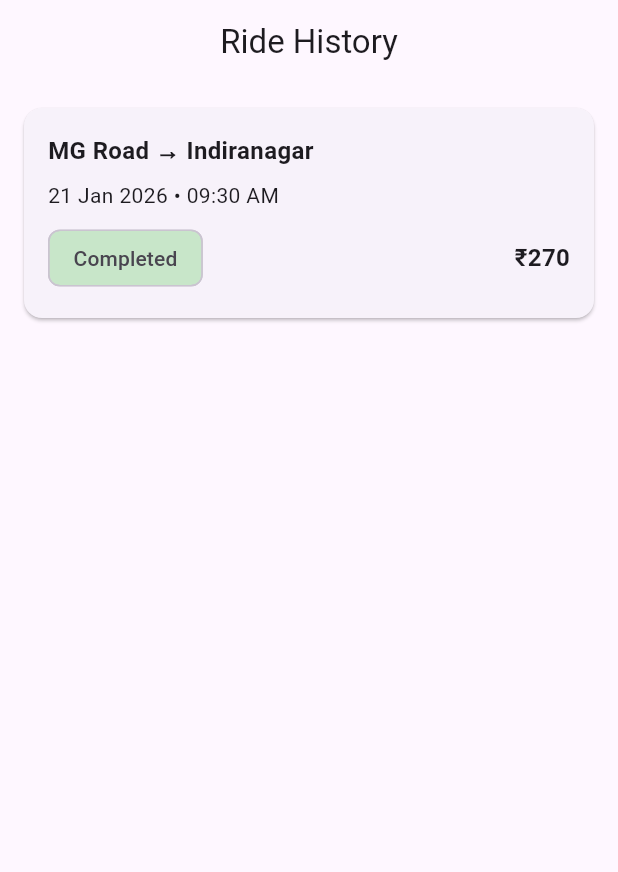
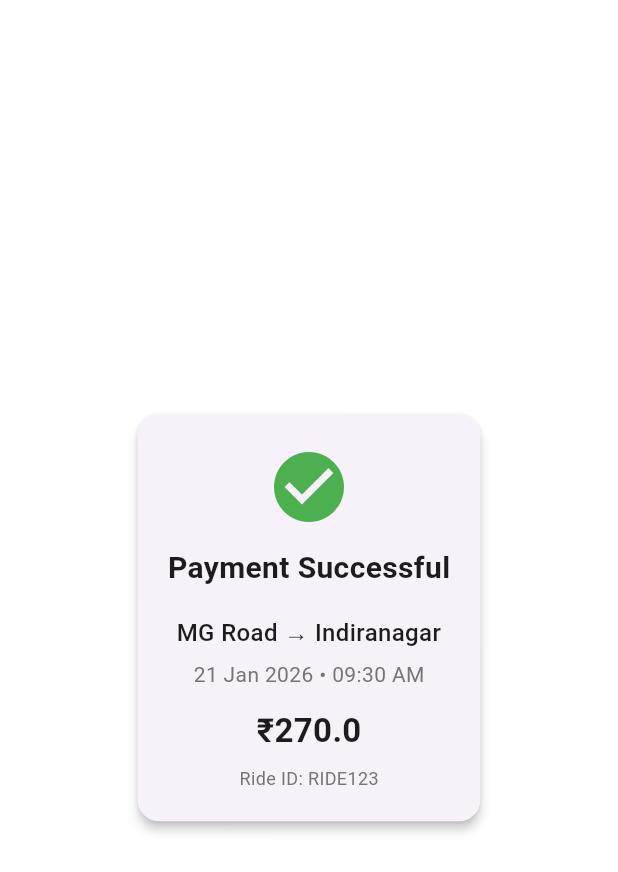
Before and after one commit to Chackopious/ride-history-ui, a Flutter app: the screen it shows after launch, on a phone screen of 412 x 824 dp. Shown: the top 872 px of the screen. Run offline on Flutter 3.47's test engine with Material 3 defaults, Android fonts, the phone set to English and light mode, and no system bars.

Commit message:
Add payment successful UI component

```diff
--- a/lib/main.dart
+++ b/lib/main.dart
@@ -1,15 +1,15 @@
 import 'package:flutter/material.dart';
+import 'widgets/payment_status_widget.dart';
 import 'models/ui_ride_model.dart';
-import 'screens/ride_history_screen.dart';
 
-final List<UiRideModel> dummyRides = [
+final dummyRides = [
   UiRideModel(
-    id: 'RIDE123',
-    from: 'MG Road',
-    to: 'Indiranagar',
-    date: '21 Jan 2026',
-    time: '09:30 AM',
-    status: 'Completed',
+    id: "RIDE123",
+    from: "MG Road",
+    to: "Indiranagar",
+    date: "21 Jan 2026",
+    time: "09:30 AM",
+    status: "Completed",
     fare: 270,
   ),
 ];
@@ -25,7 +25,14 @@ class MyApp extends StatelessWidget {
   Widget build(BuildContext context) {
     return MaterialApp(
       debugShowCheckedModeBanner: false,
-      home: RideHistoryScreen(rides: dummyRides),
+      home: Scaffold(
+        backgroundColor: Colors.white,
+        body: Center(
+          child: PaymentStatusCard(
+            ride: dummyRides.first,
+          ),
+        ),
+      ),
     );
   }
 }
--- /dev/null
+++ b/lib/widgets/payment_status_widget.dart
@@ -0,0 +1,92 @@
+import 'package:flutter/material.dart';
+import '../models/ui_ride_model.dart';
+
+class PaymentStatusCard extends StatelessWidget {
+  final UiRideModel ride;
+
+  const PaymentStatusCard({
+    super.key,
+    required this.ride,
+  });
+
+  @override
+  Widget build(BuildContext context) {
+    return Card(
+      elevation: 3,
+      margin: const EdgeInsets.all(16),
+      shape: RoundedRectangleBorder(
+        borderRadius: BorderRadius.circular(14),
+      ),
+      child: Padding(
+        padding: const EdgeInsets.all(20),
+        child: Column(
+          mainAxisSize: MainAxisSize.min,
+          crossAxisAlignment: CrossAxisAlignment.center,
+          children: [
+            // Success Icon
+            const Icon(
+              Icons.check_circle,
+              color: Colors.green,
+              size: 56,
+            ),
+
+            const SizedBox(height: 12),
+
+            // Title
+            const Text(
+              "Payment Successful",
+              style: TextStyle(
+                fontSize: 20,
+                fontWeight: FontWeight.bold,
+              ),
+            ),
+
+            const SizedBox(height: 16),
+
+            // Ride details
+            Text(
+              "${ride.from} → ${ride.to}",
+              style: const TextStyle(
+                fontSize: 16,
+                fontWeight: FontWeight.w500,
+              ),
+              textAlign: TextAlign.center,
+            ),
+
+            const SizedBox(height: 6),
+
+            Text(
+              "${ride.date} • ${ride.time}",
+              style: TextStyle(
+                fontSize: 14,
+                color: Colors.grey.shade600,
+              ),
+            ),
+
+            const SizedBox(height: 12),
+
+            // Amount
+            Text(
+              "₹${ride.fare}",
+              style: const TextStyle(
+                fontSize: 22,
+                fontWeight: FontWeight.bold,
+              ),
+            ),
+
+            const SizedBox(height: 8),
+
+            // Ride ID (secondary info)
+            Text(
+              "Ride ID: ${ride.id}",
+              style: TextStyle(
+                fontSize: 12,
+                color: Colors.grey.shade600,
+              ),
+            ),
+          ],
+        ),
+      ),
+    );
+  }
+}
```
